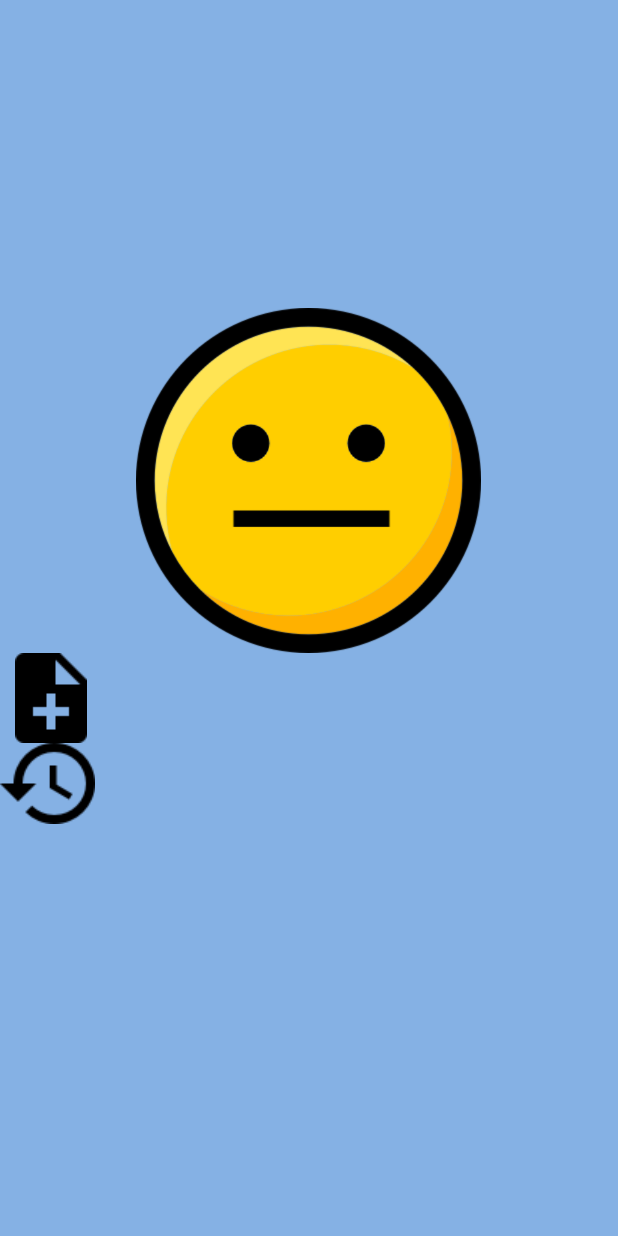
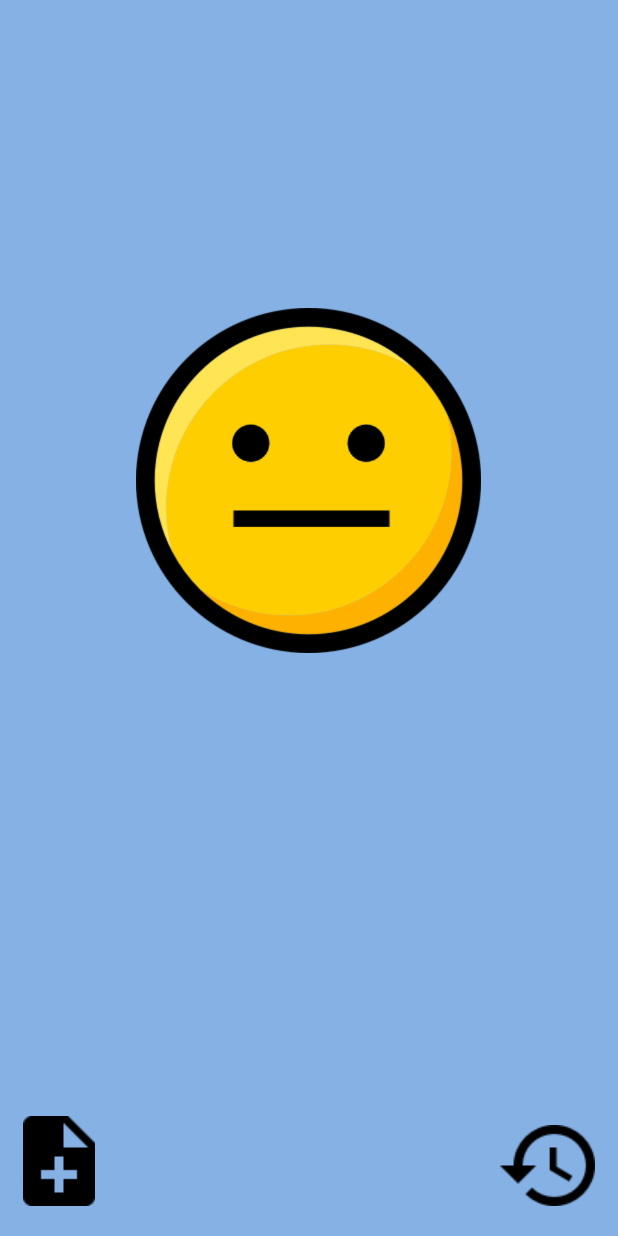
Before and after one commit to Velliane/MoodTracker, an Android app: the screen it shows after launch (MainActivity), on a phone screen of 412 x 824 dp. Run offline under Robolectric (Android 15) with nearby library versions, the light colour scheme and no system bars.

Commit message:
Changed LinearLayout to RelativeLayout

```diff
--- a/app/src/main/res/layout/activity_main.xml
+++ b/app/src/main/res/layout/activity_main.xml
@@ -1,5 +1,5 @@
 <?xml version="1.0" encoding="utf-8"?>
-<LinearLayout xmlns:android="http://schemas.android.com/apk/res/android"
+<RelativeLayout xmlns:android="http://schemas.android.com/apk/res/android"
     xmlns:tools="http://schemas.android.com/tools"
     android:layout_width="match_parent"
     android:layout_height="match_parent"
@@ -13,7 +13,7 @@
         android:layout_width="230dp"
         android:layout_height="230dp"
         android:layout_marginTop="205dp"
-        android:layout_gravity="center_horizontal"
+        android:layout_centerHorizontal="true"
         android:src="@drawable/smiley_normal"
         />
 
@@ -21,16 +21,22 @@
         android:id="@+id/activity_main_comments_btn"
         android:layout_width="wrap_content"
         android:layout_height="wrap_content"
-        android:paddingStart="10dp"
-        android:background="@null"
+        android:layout_marginStart="15dp"
+        android:layout_marginBottom="20dp"
+        android:layout_alignParentBottom="true"
+        android:background="?android:selectableItemBackground"
         android:src="@drawable/ic_note_add_black"
         />
 
     <ImageButton
         android:layout_width="wrap_content"
         android:layout_height="wrap_content"
+        android:layout_alignParentBottom="true"
+        android:layout_alignParentEnd="true"
+        android:layout_marginEnd="15dp"
+        android:layout_marginBottom="20dp"
         android:src="@drawable/ic_history_black"
-        android:background="@null"
+        android:background="?android:selectableItemBackground"
         />
 
-</LinearLayout>
+</RelativeLayout>
```
